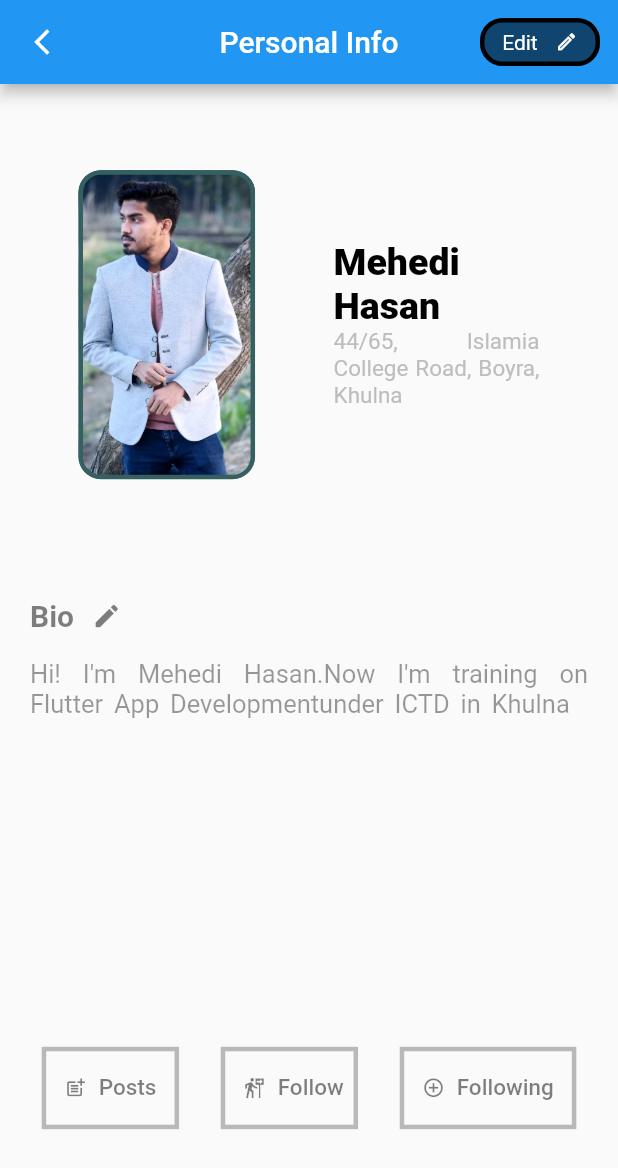
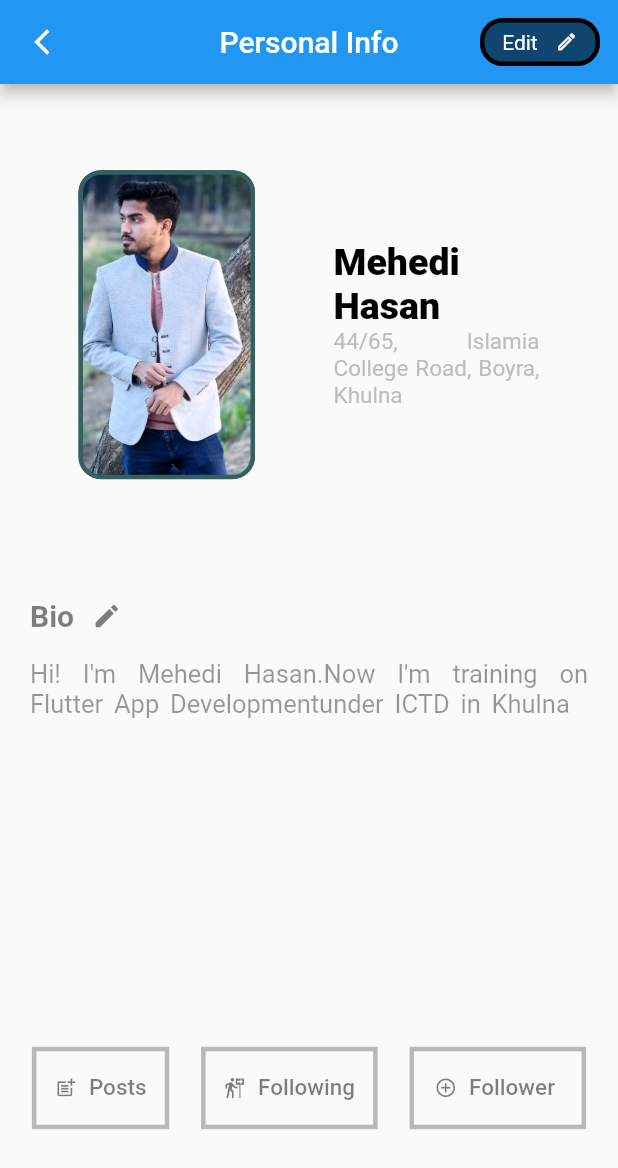
Before and after one commit to mehedihasan93/Flutter-Project, a Flutter app: the FollowingPage screen opened directly, after a tap on the "arrow back" icon, on a phone screen of 412 x 824 dp. Shown: the top 1168 px of the screen. Run offline on Flutter 3.47's test engine with Material 2 defaults, Android fonts, the phone set to English and light mode, and no system bars; missing offline and left inert: dart:js.

Commit message:
https://github.com/mehedihasan93/Flutter-Project

```diff
--- a/lib/following_page.dart
+++ b/lib/following_page.dart
@@ -6,15 +6,15 @@ import 'models/following_model.dart';
 
 List<Following> following = [
  Following(image: "images/Profile_Icon.jpg" , name: "Sakib Al Hasan", date: "${DateTime.now()}" ),
-  Following(image: "images/Female_Profile_Icon", name: "Joya Ahsan", date: "${DateTime.now()}"),
-  Following(image: "images/Female_Profile_Icon", name: "Purnima", date: "${DateTime.now()}" ),
-  Following(image: "images/Female_Profile_Icon", name: "Mehjabin Chowdhury", date: "${DateTime.now()}" ),
-  Following(image: "images/Female_Profile_Icon", name: "Tanjin Tisha", date: "${DateTime.now()}" ),
-  Following(image: "images/Female_Profile_Icon", name: "Nusrat Imroj Tisha", date: "${DateTime.now()}" ),
+  Following(image: "images/Female_Profile_Icon.jpg", name: "Joya Ahsan", date: "${DateTime.now()}"),
+  Following(image: "images/Female_Profile_Icon.jpg", name: "Purnima", date: "${DateTime.now()}" ),
+  Following(image: "images/Female_Profile_Icon.jpg", name: "Mehjabin Chowdhury", date: "${DateTime.now()}" ),
+  Following(image: "images/Female_Profile_Icon.jpg", name: "Tanjin Tisha", date: "${DateTime.now()}" ),
+  Following(image: "images/Female_Profile_Icon.jpg", name: "Nusrat Imroj Tisha", date: "${DateTime.now()}" ),
   Following(image: "images/Profile_Icon.jpg" , name: "Chanchoal Chowdhury", date: "${DateTime.now()}" ),
   Following(image: "images/Profile_Icon.jpg" , name: "Tamim IQbal", date: "${DateTime.now()}"),
   Following(image: "images/Profile_Icon.jpg" , name: "Mushfiqur Rahim", date: "${DateTime.now()}"),
-  Following(image: "images/Profile_Icon.jpg" , name: "Mashrafi Bin Mortuza", date: "${DateTime.now()}" ),
+  Following(image: "images/Profile_Icon.jpg" , name: "Mashrafe Bin Mortaza", date: "${DateTime.now()}" ),
 ];
 
 class FollowingPage extends StatefulWidget {
@@ -80,15 +80,49 @@ class _FollowingPageState extends State<FollowingPage> {
           child: Container(
             height: MediaQuery.of(context).size.height,
             width: MediaQuery.of(context).size.width,
+            child: Padding(
+              padding: const EdgeInsets.symmetric(horizontal: 10),
               child: ListView.builder(
                 itemCount: following.length,
                   itemBuilder: (BuildContext context,int index){
                   return Container(
-                height: MediaQuery.of(context).size.height/10,
+                  height: MediaQuery.of(context).size.height/6.5,
                   width: MediaQuery.of(context).size.width,
+                    padding: EdgeInsets.symmetric(vertical: 10),
                     child: Row(
                    children: [
-
+                   CircleAvatar(
+                     backgroundImage: AssetImage("${following[index].image}"),
+                     radius: 40,
+                   ),
+                     Expanded(
+                         child: Container(
+                           height: MediaQuery.of(context).size.height/5.5,
+                           width: MediaQuery.of(context).size.width,
+                           margin: EdgeInsets.symmetric(horizontal: 15, vertical: 15),
+                           child: RichText(
+                             textAlign: TextAlign.start,
+                              text: TextSpan(
+                                text: "${following[index].name}\n",
+                                style: TextStyle(
+                                  fontWeight: FontWeight.w700,
+                                  fontSize: 20,
+                                  color: Color.fromRGBO(21, 21, 21, 1),
+                                ),
+                                children: [
+                                  TextSpan(
+                                    text: "${following[index].date}",
+                                    style: TextStyle(
+                                      fontSize: 14,
+                                      fontWeight: FontWeight.w600,
+                                      color: Color.fromRGBO(79, 79, 79, 1),
+                                    ),
+                                  ),
+                                ],
+                              ) ,
+                           ),
+                         ),
+                     ),
                    ],
                   ),
                   );
@@ -96,6 +130,7 @@ class _FollowingPageState extends State<FollowingPage> {
           ),
             ),
         ),
+        ),
     );
   }
 }
--- a/lib/home_page.dart
+++ b/lib/home_page.dart
@@ -240,7 +240,7 @@ class _HomePageState extends State<HomePage> {
             ),
             Container(
             height: MediaQuery.of(context).size.height/15,
-            width: MediaQuery.of(context).size.width/4.5,
+            width: MediaQuery.of(context).size.width/3.5,
             decoration: BoxDecoration(
               border: Border.all(
                 color: Colors.black26,
@@ -262,7 +262,7 @@ class _HomePageState extends State<HomePage> {
                     color: Color.fromRGBO(0, 0, 0, .5),
                   ),
                 label: Text(
-                    "Follow",
+                    "Following",
                   style: TextStyle(
                     fontSize: 15,
                     fontWeight: FontWeight.w500,
@@ -295,7 +295,7 @@ class _HomePageState extends State<HomePage> {
                   color: Color.fromRGBO(0, 0, 0, .5),
                 ),
                 label: Text(
-                  "Following",
+                  "Follower",
                   style: TextStyle(
                     fontSize: 15,
                     fontWeight: FontWeight.w500,
```
Lines whose indentation alone changed are shown as unchanged.
